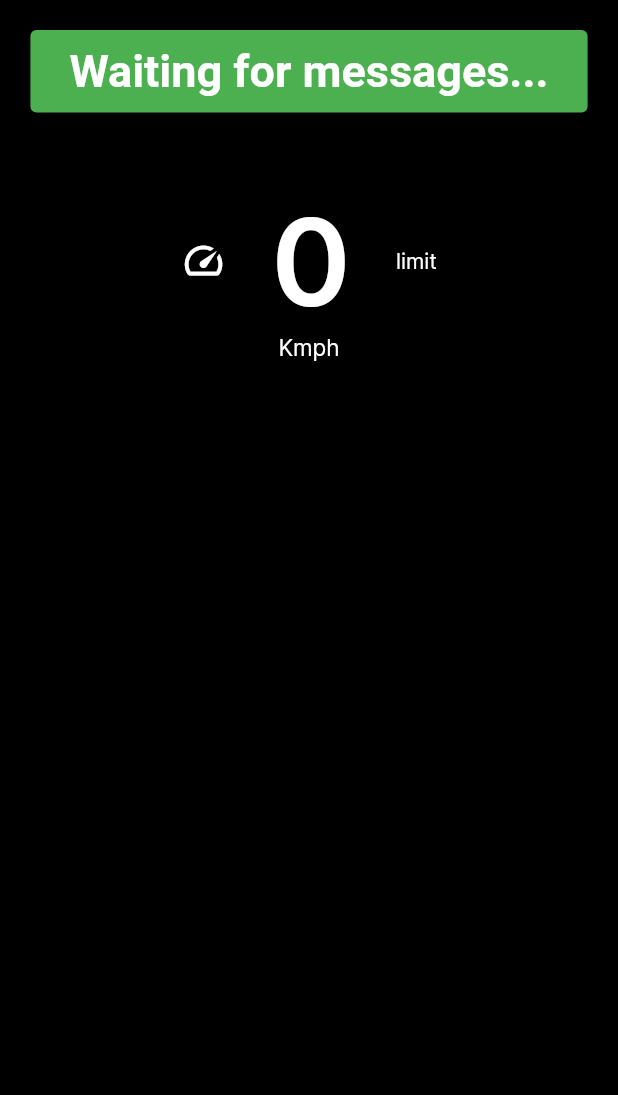
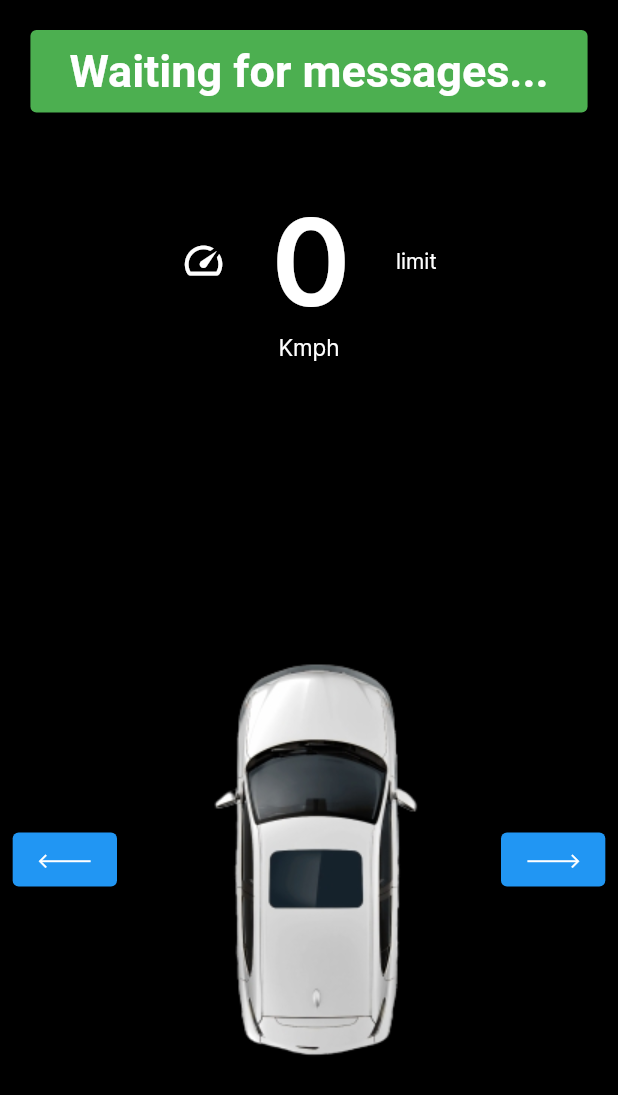
Before and after one commit to hasantha-nadeeshan/V2V-Communication-4-Augmented-Driving, a Flutter app: the HomeScreen screen opened directly, on a phone screen of 412 x 824 dp. Shown: the top 1095 px of the screen. Run offline on Flutter 3.47's test engine with Material 2 defaults, Android fonts, the phone set to English and light mode, and no system bars; our stand-ins replace flutter_svg, hive, hive_flutter, rive; missing offline and left inert: imageview360; accounts and stored records are empty.

Commit message:
ADDED - Car ui

```diff
--- a/lib/constants.dart
+++ b/lib/constants.dart
@@ -12,7 +12,7 @@ const Color shadowColorLight = Color(0xFF4A5367);
 const Color shadowColorDark = Color.fromARGB(255, 29, 0, 0);
 
 
-const String EMERGENCY_VEHICLE_ID = "";
+const String EMERGENCY_VEHICLE_ID = "31";
 
 const int PREVIUOS_POSITION_COUNT = 50;
 const int BUFFER_SIZE = 5;
--- a/lib/main.dart
+++ b/lib/main.dart
@@ -48,7 +48,7 @@ class MyApp extends StatelessWidget {
           errorBorder: defaultInputBorder,
         ),
       ),
-      home:  HomeScreen(),
+      home:  EntryPoint(),
     );
   }
 }
--- a/lib/screens/home/home_screen.dart
+++ b/lib/screens/home/home_screen.dart
@@ -18,7 +18,7 @@ class HomeScreen extends StatefulWidget {
 
 class _HomeScreenState extends State<HomeScreen> {
   String _message = "Waiting for messages...";
-  String _recmsg ="";
+  String _recmsg ="Waiting for messages...";
   String emgon="";
   String accion="";
   String mySpeed = '0';
@@ -72,6 +72,7 @@ class _HomeScreenState extends State<HomeScreen> {
               setState(() {
                 DateTime now = DateTime.now();
                 _message = "${String.fromCharCodes(datagram.data)},${DateTime.now().millisecondsSinceEpoch}";
+                _recmsg = "Communicating...";
                 _data = splitString(_message);
 
                 if(_data[0]=="my"){             //detecting my packets
@@ -185,16 +186,16 @@ class _HomeScreenState extends State<HomeScreen> {
     backgroundColor: ThemeClass.darkTheme.scaffoldBackgroundColor,
     body: SafeArea(
       bottom: false,
-
-          child: Column(
+      child: Container(
+        child: Stack(
+          children: [
+            Column(
               crossAxisAlignment: CrossAxisAlignment.center,
               children: [
                 const SizedBox(height: 20),
                 Center(
                   child: ElevatedButton(
-
                     onPressed: () {},
-                    // style: ButtonStyle(elevation: MaterialStateProperty(12.0 )),
                     style: ElevatedButton.styleFrom(
                       backgroundColor: Colors.green,
                       elevation: 12.0,
@@ -202,11 +203,11 @@ class _HomeScreenState extends State<HomeScreen> {
                         color: Colors.white,
                         fontSize: 30.0,
                         fontWeight: FontWeight.bold,
-                          )),
-
+                      ),
+                    ),
                     child: Padding(
                       padding: const EdgeInsets.all(10.0),
-                      child:  Text(_message),
+                      child: Text(_recmsg),
                     ),
                   ),
                 ),
@@ -221,15 +222,19 @@ class _HomeScreenState extends State<HomeScreen> {
                         size: 30,
                       ),
                       const SizedBox(width: 30),
-                    Text(mySpeed,
+                      Text(
+                        _mydataToList.isNotEmpty
+                            ? (double.parse(_mydataToList[3]) * 0.1).toInt().toString()
+                            : '0',
                         style: TextStyle(
                           color: Colors.white,
                           fontSize: 80.0,
-                        fontWeight: FontWeight.bold
+                          fontWeight: FontWeight.bold,
                         ),
                       ),
-                    const SizedBox(width:30),
-                    Text("limit",
+                      const SizedBox(width: 30),
+                      Text(
+                        "limit",
                         style: TextStyle(
                           color: Colors.white,
                         ),
@@ -238,25 +243,60 @@ class _HomeScreenState extends State<HomeScreen> {
                   ),
                 ),
                 Center(
-
-                  child: Text("Kmph",
+                  child: Text(
+                    "Kmph",
                     style: TextStyle(
                       fontSize: 15.0,
                       color: Colors.white,
                     ),
                   ),
                 ),
-
-                showEmergency ? emergencyAlertShow() : Text(''),
-                showAccident ? accidentAlertShow() : Text(''),
-
-
-
+                const SizedBox(height: 25.0),
+                showEmergency ? emergencyAlertShow() : showAccident ? accidentAlertShow() : const SizedBox(height:160),
+                Center(
+                  child: Row(
+                    mainAxisAlignment: MainAxisAlignment.center,
+                    children: [
+                      Padding(
+                        padding: const EdgeInsets.all(8.0),
+                        child: Align(
+                          alignment: FractionalOffset.bottomCenter,
+                          child: ElevatedButton(
+                            child: Text('<---'),
+                            onPressed: () {},
+                          ),
+                        ),
+                      ),
+                      Padding(
+                        padding: const EdgeInsets.all(8.0),
+                        child: Align(
+                          alignment: FractionalOffset.bottomCenter,
+                          child: Image(
+                            image: AssetImage("assets/newimg/car.png"),
+                          ),
+                        ),
+                      ),
+                      Padding(
+                        padding: const EdgeInsets.all(8.0),
+                        child: Align(
+                          alignment: FractionalOffset.bottomCenter,
+                          child: ElevatedButton(
+                            child: Text('--->'),
+                            onPressed: (){},
+                          ),
+                        ),
+                      ),
+                    ],
+                  ),
+                ),
+              ],
+            ),
 
           ],
         ),
       ),
+    ),
   );
+}
 
 }
-}
--- a/lib/screens/popupcards/emergency.dart
+++ b/lib/screens/popupcards/emergency.dart
@@ -14,8 +14,8 @@ class emergencyAlertShow extends StatelessWidget {
             child: Center(
               child:
                 AlertDialog(
-                  title: const Text('Emergency Vehicle'),
-                  content: const Text('Notification'),
+                  title: const Text('Emergency Vehicle Alert'),
+                  content: const Text('Please Give way for Emergency Vehicle'),
                   backgroundColor: Colors.red,
                 ),
 
--- a/pubspec.yaml
+++ b/pubspec.yaml
@@ -73,6 +73,7 @@ flutter:
     - assets/Backgrounds/
     - assets/icons/
     - assets/RiveAssets/
+    - assets/newimg/
   #   - images/a_dot_ham.jpeg
 
   # An image asset can refer to one or more resolution-specific "variants", see
```
Also changed, not shown: assets/newimg/car.png (added). Lines whose indentation alone changed are shown as unchanged.
